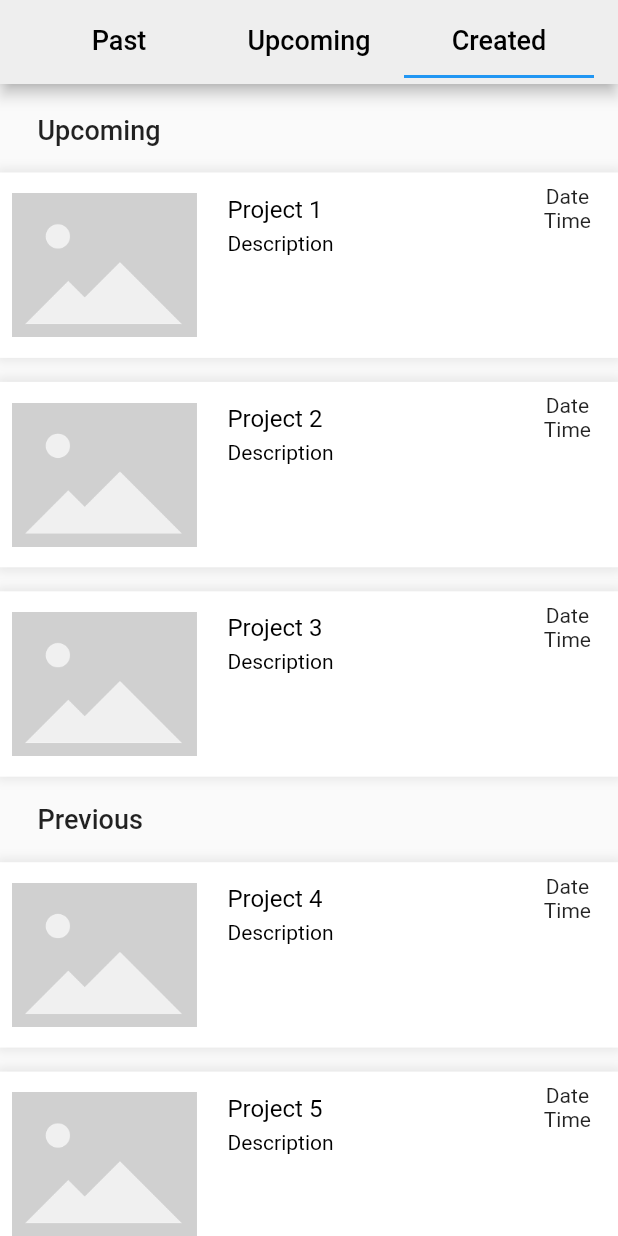
After one commit to CanberkGunduz/WeCare, a Flutter app: the EventMainPage screen opened directly, tab 3 chosen, on a phone screen of 412 x 824 dp. The commit adds this screen. Run offline on Flutter 3.47's test engine with Material 2 defaults, Android fonts, the phone set to English and light mode, and no system bars; our stand-ins replace firebase_core, get; accounts and stored records are empty.

Commit message:
new version

```diff
--- /dev/null
+++ b/lib/events/controllers/event_controller.dart
@@ -0,0 +1,20 @@
+import 'package:flutter/material.dart';
+import 'package:get/get.dart';
+
+class EventTabController extends GetxController
+    with GetSingleTickerProviderStateMixin {
+  late TabController controller;
+
+  @override
+  void onInit() {
+    super.onInit();
+    controller = TabController(vsync: this, length: 3);
+    controller.index = 1;
+  }
+
+  @override
+  void onClose() {
+    controller.dispose();
+    super.onClose();
+  }
+}
--- /dev/null
+++ b/lib/events/model/event_model.dart
@@ -0,0 +1,56 @@
+// import 'package:cloud_firestore/cloud_firestore.dart';
+
+class Event {
+  // String username;
+  String eventName;
+  // String eventDetail;
+  // String eventLocation;
+  // final datePublished;
+  // var eventDate;
+  // List participants;
+  // String profilePhoto;
+  // String uid;
+  // String id;
+
+  Event({
+    // required this.username,
+    required this.eventName,
+    // required this.eventDetail,
+    // required this.eventLocation,
+    // required this.datePublished,
+    // required this.eventDate,
+    // required this.participants,
+    // required this.profilePhoto,
+    // required this.uid,
+    // required this.id,
+  });
+
+  Map<String, dynamic> toJson() => {
+        // "username": username,
+        "eventName": eventName,
+        // "eventDetail": eventDetail,
+        // "eventLocation": eventLocation,
+        // "datePublished": datePublished,
+        // "eventDate": eventDate,
+        // "participants": participants,
+        // "profilePhoto": profilePhoto,
+        // "uid": uid,
+        // "id": id,
+      };
+
+  // static Event fromSnap(DocumentSnapshot snap) {
+  //   var snapshot = snap.data() as Map<String, dynamic>;
+  //   return Event(
+  //     // username: snapshot["username"],
+  //     eventName: snapshot["eventName"],
+  //     // eventDetail: snapshot["eventDetail"],
+  //     // eventLocation: snapshot["eventLocation"],
+  //     // datePublished: snapshot["datePublished"],
+  //     // eventDate: snapshot["eventDate"],
+  //     // participants: snapshot["participants"],
+  //     // profilePhoto: snapshot["profilePhoto"],
+  //     // uid: snapshot["uid"],
+  //     // id: snapshot["id"],
+  //   );
+  // }
+}
--- /dev/null
+++ b/lib/events/screens/events_created.dart
@@ -0,0 +1,74 @@
+import 'package:flutter/material.dart';
+import 'package:gdsc_metu2023/events/tiles/event_tile.dart';
+import 'package:get/get.dart';
+
+import '../model/event_model.dart';
+import 'events_details.dart';
+
+class EventsCreatedPage extends StatelessWidget {
+  const EventsCreatedPage({super.key});
+
+  @override
+  Widget build(BuildContext context) {
+    final events = [
+      Event(eventName: "Project 1"),
+      Event(eventName: "Project 2"),
+      Event(eventName: "Project 3"),
+    ];
+    final events_previous = [
+      Event(eventName: "Project 4"),
+      Event(eventName: "Project 5"),
+      Event(eventName: "Project 6"),
+    ];
+    return GestureDetector(
+      child: SingleChildScrollView(
+        physics: BouncingScrollPhysics(),
+        child: Column(
+          crossAxisAlignment: CrossAxisAlignment.start,
+          children: [
+            SizedBox(height: 20,),
+            Row(
+              children: [
+                SizedBox(width: 25,),
+                Text("Upcoming", style: TextStyle(fontSize: 18, fontWeight: FontWeight.w500),),
+              ],
+            ),
+            SizedBox(height: 10,),
+            ListView.builder(
+              physics: BouncingScrollPhysics(),
+              shrinkWrap: true,
+              itemCount: events.length,
+              itemBuilder: (context, index) {
+                final event = events[index];
+                return InkWell(
+                  onTap: () => Get.to(()=>EventsDetailsPage(event: event)),
+                  child: EventTile(event: event,)
+                  );
+              },
+            ),
+            SizedBox(height: 10,),
+            Row(
+              children: [
+                SizedBox(width: 25,),
+                Text("Previous", style: TextStyle(fontSize: 18, fontWeight: FontWeight.w500),),
+              ],
+            ),
+            SizedBox(height: 10,),
+            ListView.builder(
+              physics: BouncingScrollPhysics(),
+              shrinkWrap: true,
+              itemCount: events_previous.length,
+              itemBuilder: (context, index) {
+                final event = events_previous[index];
+                return InkWell(
+                  onTap: () => Get.to(()=>EventsDetailsPage(event: event)),
+                  child: EventTile(event: event,)
+                  );
+              },
+            ),
+          ],
+        ),
+      ),
+    );
+  }
+}
--- /dev/null
+++ b/lib/events/screens/events_main.dart
@@ -0,0 +1,61 @@
+import 'package:flutter/material.dart';
+import 'package:get/get.dart';
+
+import '../controllers/event_controller.dart';
+import 'events_created.dart';
+import 'events_past.dart';
+import 'events_upcoming.dart';
+
+class EventMainPage extends StatelessWidget {
+  EventMainPage({Key? key}) : super(key: key);
+
+  final EventTabController myTabController = Get.put(EventTabController());
+
+  @override
+  Widget build(BuildContext context) {
+    return Scaffold(
+      appBar: AppBar(
+        backgroundColor: Colors.grey[200],
+        title: TabBar(
+          controller: myTabController.controller,
+          tabs: [
+          Tab(
+            child: Text(
+              "Past",
+              style: TextStyle(
+                color: Colors.black,
+                fontSize: 18,
+              ),
+            ),
+          ),
+          Tab(
+            child: Text(
+              "Upcoming",
+              style: TextStyle(
+                color: Colors.black,
+                fontSize: 18,
+              ),
+            ),
+          ),
+          Tab(
+            child: Text(
+              "Created",
+              style: TextStyle(
+                color: Colors.black,
+                fontSize: 18,
+              ),
+            ),
+          )
+        ]),
+      ),
+      body: TabBarView(
+        controller: myTabController.controller,
+        children: [
+          EventsPastPage(),
+          EventsUpcomingPage(),
+          EventsCreatedPage(),
+        ],
+      ),
+    );
+  }
+}
--- /dev/null
+++ b/lib/events/tiles/event_tile.dart
@@ -0,0 +1,67 @@
+import 'package:flutter/material.dart';
+
+import '../model/event_model.dart';
+
+class EventTile extends StatelessWidget {
+  Event event;
+  EventTile({Key? key, required this.event}) : super(key: key);
+
+  @override
+  Widget build(BuildContext context) {
+    Size size = MediaQuery.of(context).size;
+    return Padding(
+      padding: EdgeInsets.symmetric(vertical: 8),
+      child: Container(
+        padding: EdgeInsets.symmetric(horizontal: 8, vertical: 8),
+        height: size.height * 0.15,
+        // width: size.width * 0.9,
+        decoration: BoxDecoration(
+          color: Colors.white,
+          // borderRadius: BorderRadius.circular(10),
+          boxShadow: [
+            BoxShadow(
+              color: Colors.grey.withOpacity(0.2),
+              spreadRadius: 3,
+              blurRadius: 5,
+              offset: Offset(0, 0),
+            ),
+          ],
+        ),
+        child: Row(
+          children: [
+            Image.asset(
+              "assets/placeholder.png",
+              width: size.width * 0.3,
+            ),
+            SizedBox(width: 20),
+            Expanded(
+              child: Column(
+                crossAxisAlignment: CrossAxisAlignment.start,
+                children: [
+                  SizedBox(height: 7),
+                  Text(
+                    event.eventName,
+                    style: TextStyle(fontSize: 16, color: Colors.black),
+                  ),
+                  SizedBox(height: 5),
+                  Text("Description",
+                      style: TextStyle(fontSize: 14, color: Colors.black)),
+                ],
+              ),
+            ),
+            SizedBox(width: 20),
+            Column(
+              children: [
+                Text("Date"),
+                Text("Time"),
+              ],
+            ),
+            SizedBox(
+              width: 10,
+            )
+          ],
+        ),
+      ),
+    );
+  }
+}
--- a/lib/controllers/tab_controller.dart
+++ b/lib/home/controllers/homepage_controller.dart
@@ -1,7 +1,7 @@
 import 'package:flutter/material.dart';
 import 'package:get/get.dart';
 
-class MyTabController extends GetxController
+class HomeTabController extends GetxController
     with GetSingleTickerProviderStateMixin {
   late TabController controller;
 
--- a/lib/main.dart
+++ b/lib/main.dart
@@ -1,8 +1,7 @@
-import 'package:firebase_core/firebase_core.dart';
 import 'package:flutter/material.dart';
 import 'package:get/get.dart';
 
-import 'screens/homepage.dart';
+import 'mainpage.dart';
 
 void main() async {
   // WidgetsFlutterBinding.ensureInitialized();
@@ -19,7 +18,7 @@ class MyApp extends StatelessWidget {
     return GetMaterialApp(
       debugShowCheckedModeBanner: false,
       title: "GDSC 2023",
-      home: Homepage(),
+      home: MainPage(),
     );
   }
 }
--- a/pubspec.yaml
+++ b/pubspec.yaml
@@ -60,9 +60,8 @@ flutter:
   uses-material-design: true
 
   # To add assets to your application, add an assets section, like this:
-  # assets:
-  #   - images/a_dot_burr.jpeg
-  #   - images/a_dot_ham.jpeg
+  assets:
+    - assets/placeholder.png
 
   # An image asset can refer to one or more resolution-specific "variants", see
   # https://flutter.dev/assets-and-images/#resolution-aware
```
Also changed, not shown: lib/calendarpage.dart (added, +13 -0 lines), lib/events/controllers/event_details_controller.dart (added, +20 -0 lines), lib/events/screens/events_details.dart (added, +102 -0 lines), lib/events/screens/events_past.dart (added, +11 -0 lines), lib/events/screens/events_upcoming.dart (added, +11 -0 lines), lib/home/screens/homepage.dart (renamed from lib/screens/homepage.dart, +18 -44 lines), lib/mainpage.dart (added, +41 -0 lines), assets/placeholder.png (added), pubspec.lock, 1 other file.
